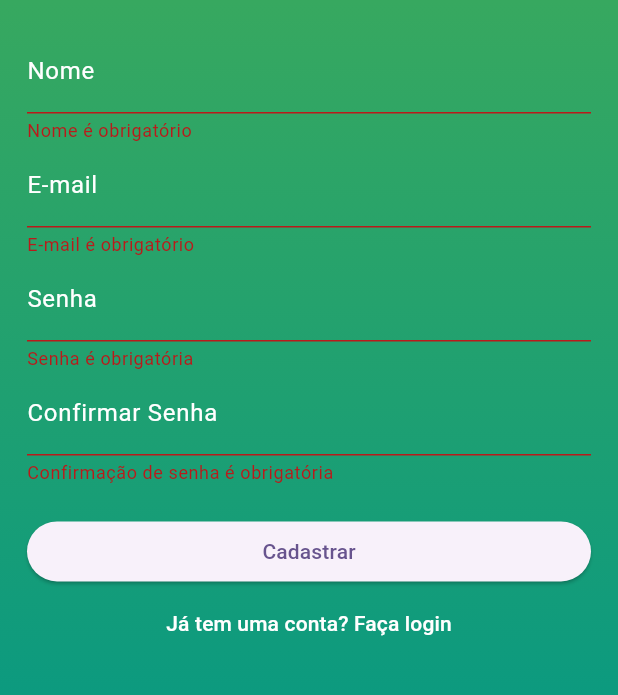
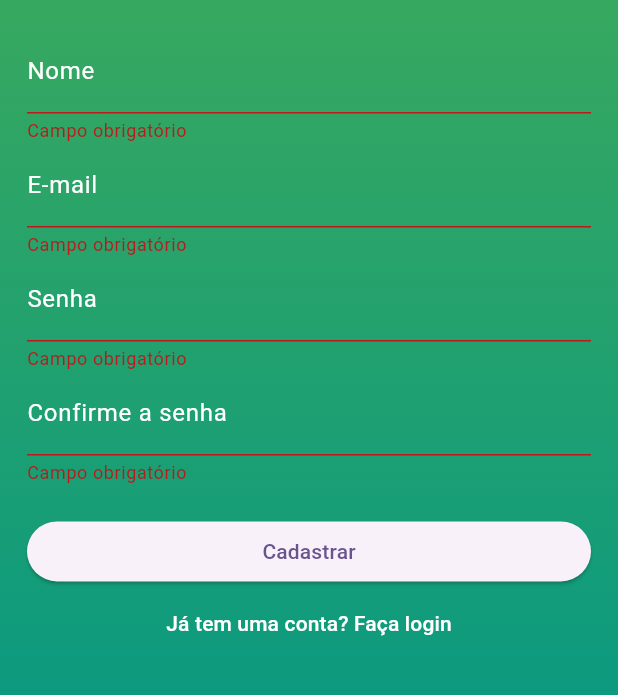
Before and after one commit to vinciuscastro/app-gym-diary, a Flutter app: the screen it shows after launch, after a tap on "Entrar", after a tap on "Ainda não tem uma conta? Cadastre-se", after a tap on "Cadastrar", on a phone screen of 412 x 824 dp, the part 341-1036 px from its top. Run offline on Flutter 3.47's test engine with Material 3 defaults, Android fonts, the light colour scheme and no system bars; our stand-ins replace cloud_firestore, firebase_auth, firebase_core, firebase_storage, image_picker; accounts and stored records are empty; generated files the repository leaves out were written again.

Commit message:
refactor component custom_form

```diff
--- /dev/null
+++ b/lib/components/custom_form_field.dart
@@ -0,0 +1,46 @@
+import 'package:flutter/material.dart';
+
+class CustomFormField extends StatelessWidget {
+  final TextEditingController controller;
+  final String label;
+  final bool isPassword, confirmPassword, isRequired;
+
+  const CustomFormField({
+    super.key,
+    required this.controller,
+    required this.label,
+    this.isPassword = false,
+    this.confirmPassword = false,
+    this.isRequired = true,
+  });
+
+  @override
+  Widget build(BuildContext context) {
+    return TextFormField(
+      controller: controller,
+      validator: (value) {
+        if (!isRequired) return null;
+        if (value == null || value.isEmpty) {
+          return 'Campo obrigatório';
+        } else if (isPassword && value.length < 6) {
+          return 'Senha deve ter no mínimo 6 caracteres';
+        } else if (confirmPassword && value != controller.text) {
+          return 'Senhas não conferem';
+        }
+        return null;
+      },
+      decoration: InputDecoration(
+        labelText: label,
+        labelStyle: const TextStyle(color: Colors.white),
+        focusedBorder: const UnderlineInputBorder(
+          borderSide: BorderSide(color: Colors.white),
+        ),
+        enabledBorder: const UnderlineInputBorder(
+          borderSide: BorderSide(color: Colors.white),
+        ),
+      ),
+      style: const TextStyle(color: Colors.white),
+      obscureText: isPassword,
+    );
+  }
+}
--- a/lib/components/modal/feeling_modal.dart
+++ b/lib/components/modal/feeling_modal.dart
@@ -100,7 +100,7 @@ class _FeelingFormsState extends State<FeelingForms> {
                   }
                 },
                 style: ElevatedButton.styleFrom(
-                  backgroundColor: Colors.grey,
+                  backgroundColor: Colors.grey[800],
                   foregroundColor: Colors.white,
                   fixedSize: const Size(double.infinity, 50),
                   minimumSize: const Size(double.infinity, 50),
--- a/lib/services/feeling_service.dart
+++ b/lib/services/feeling_service.dart
@@ -1,4 +1,3 @@
-import 'package:app_gym_yt/models/exercise.dart';
 import 'package:app_gym_yt/models/feeling.dart';
 import 'package:cloud_firestore/cloud_firestore.dart';
 import 'package:firebase_auth/firebase_auth.dart';
--- a/lib/views/auth_screen.dart
+++ b/lib/views/auth_screen.dart
@@ -1,10 +1,10 @@
+import 'package:app_gym_yt/components/custom_form_field.dart';
 import 'package:app_gym_yt/services/auth_service.dart';
 import 'package:app_gym_yt/components/custom_snackbar.dart';
 import 'package:flutter/material.dart';
 
 class AuthScreen extends StatefulWidget {
   const AuthScreen({super.key});
-
 
   @override
   State<AuthScreen> createState() => _AuthScreenState();
@@ -29,8 +29,7 @@ class _AuthScreenState extends State<AuthScreen> {
               end: Alignment.bottomCenter,
               colors: [Colors.green, Colors.teal],
             ),
-            )
-          ),
+          )),
           Padding(
             padding: const EdgeInsets.all(18.0),
             child: SingleChildScrollView(
@@ -39,127 +38,59 @@ class _AuthScreenState extends State<AuthScreen> {
                 child: Column(
                   crossAxisAlignment: CrossAxisAlignment.stretch,
                   children: [
-                    SizedBox(height: MediaQuery.of(context).size.height * 0.08), // 10% of the screen height
+                    SizedBox(height: MediaQuery.of(context).size.height * 0.08),
                     Image.asset('assets/logo.png', height: 100),
                     const Text("Gym Diary",
                         textAlign: TextAlign.center,
                         style: TextStyle(fontSize: 30, color: Colors.white)),
-
                     const SizedBox(height: 20),
-
                     Visibility(
                       visible: !_isLogin,
-                      child: TextFormField(
-                        validator: (value) {
-                          if (value == null || value.isEmpty) {
-                            return 'Nome é obrigatório';
-                          }
-                          return null;
-                        },
-                        controller: nameController,
-                        decoration: const InputDecoration(
-                          labelText: 'Nome',
-                          labelStyle: TextStyle(color: Colors.white),
-                          focusedBorder: UnderlineInputBorder(
-                            borderSide: BorderSide(color: Colors.white),
+                      child: CustomFormField(
+                          controller: nameController, label: "Nome"),
                     ),
-                          enabledBorder: UnderlineInputBorder(
-                            borderSide: BorderSide(color: Colors.white),
-                          ),
-                        ),
-                        style: const TextStyle(color: Colors.white),
-                      ),
-                    ),
-
-                    TextFormField(
-                      controller: emailController,
-                      validator: (value) {
-                        if (value == null || value.isEmpty) {
-                          return 'E-mail é obrigatório';
-                        }
-                        return null;
-                      },
-                      decoration: const InputDecoration(
-                        labelText: 'E-mail',
-                        labelStyle: TextStyle(color: Colors.white),
-                        focusedBorder: UnderlineInputBorder(
-                          borderSide: BorderSide(color: Colors.white),
-                        ),
-                        enabledBorder: UnderlineInputBorder(
-                          borderSide: BorderSide(color: Colors.white),
-                        ),
-                      ),
-                      style: const TextStyle(color: Colors.white),
-                    ),
-
-                    TextFormField(
+                    CustomFormField(
+                        controller: emailController, label: 'E-mail'),
+                    CustomFormField(
                         controller: passwordController,
-                      validator: (value) {
-                        if (value == null || value.isEmpty) {
-                          return 'Senha é obrigatória';
-                        } else if (value.length < 6) {
-                          return 'Senha deve ter no mínimo 6 caracteres';
-                        }
-                        return null;
-                      },
-                      decoration: const InputDecoration(
-                        labelText: 'Senha',
-                        labelStyle: TextStyle(color: Colors.white),
-                        focusedBorder: UnderlineInputBorder(
-                          borderSide: BorderSide(color: Colors.white),
-                        ),
-                        enabledBorder: UnderlineInputBorder(
-                          borderSide: BorderSide(color: Colors.white),
-                        ),
-                      ),
-                      obscureText: true,
-                      style: const TextStyle(color: Colors.white),
-                    ),
-
+                        label: 'Senha',
+                        isPassword: true),
                     Visibility(
                       visible: !_isLogin,
-                      child: TextFormField(
-                        validator: (value) {
-                          if (value == null || value.isEmpty) {
-                            return 'Confirmação de senha é obrigatória';
-                          } else if (value.length < 6) {
-                            return 'Senha deve ter no mínimo 6 caracteres';
-                          } else if (value != passwordController.text) {
-                            return 'Senhas não conferem';
-                          } return null;
-                        },
-                        decoration: const InputDecoration(
-                          labelText: 'Confirmar Senha',
-                          labelStyle: TextStyle(color: Colors.white),
-                          focusedBorder: UnderlineInputBorder(
-                            borderSide: BorderSide(color: Colors.white),
+                      child: CustomFormField(
+                          controller: passwordController,
+                          label: 'Confirme a senha',
+                          isPassword: true,
+                          confirmPassword: true),
                     ),
-                          enabledBorder: UnderlineInputBorder(
-                            borderSide: BorderSide(color: Colors.white),
-                          ),
-                        ),
-                        obscureText: true,
-                        style: const TextStyle(color: Colors.white),
-                      ),
-                    ),
-
                     const SizedBox(height: 20),
                     ElevatedButton(
                         onPressed: () {
                           if (formKey.currentState!.validate()) {
                             if (_isLogin) {
-                            AuthService().signIn(emailController.text, passwordController.text).then((value) {
+                              AuthService()
+                                  .signIn(emailController.text,
+                                      passwordController.text)
+                                  .then((value) {
                                 if (value != null) {
-                                Navigator.pushReplacementNamed(context, '/home');
+                                  Navigator.pushReplacementNamed(
+                                      context, '/home');
                                 } else {
-                                customSnackBar(context: context, message: 'Usuário ou senha inválidos');
+                                  customSnackBar(
+                                      context: context,
+                                      message: 'Usuário ou senha inválidos');
                                 }
                               });
-
                             } else {
-                            AuthService().register(emailController.text, passwordController.text).then((value) {
+                              AuthService()
+                                  .register(emailController.text,
+                                      passwordController.text)
+                                  .then((value) {
                                 if (value != null) {
-                                customSnackBar(context: context, message: 'Cadastro efetuado com sucesso', error: false);
+                                  customSnackBar(
+                                      context: context,
+                                      message: 'Cadastro efetuado com sucesso',
+                                      error: false);
                                   AuthService().saveUser(nameController.text);
                                   setState(() {
                                     _isLogin = !_isLogin;
@@ -168,24 +99,27 @@ class _AuthScreenState extends State<AuthScreen> {
                                     nameController.clear();
                                   });
                                 } else {
-                                customSnackBar(context: context, message: 'Erro ao fazer cadastro');
+                                  customSnackBar(
+                                      context: context,
+                                      message: 'Erro ao fazer cadastro');
                                 }
                               });
                             }
                           }
                         },
-                      child: Text(_isLogin ? 'Entrar' : 'Cadastrar')
-                    ),
+                        child: Text(_isLogin ? 'Entrar' : 'Cadastrar')),
                     TextButton(
                       onPressed: () {
                         setState(() {
                           _isLogin = !_isLogin;
                         });
                       },
-                      child: Text( _isLogin ? 'Ainda não tem uma conta? Cadastre-se' : 'Já tem uma conta? Faça login',
+                      child: Text(
+                          _isLogin
+                              ? 'Ainda não tem uma conta? Cadastre-se'
+                              : 'Já tem uma conta? Faça login',
                           style: const TextStyle(color: Colors.white)),
                     ),
-
                   ],
                 ),
               ),
--- a/lib/views/exercise_screen.dart
+++ b/lib/views/exercise_screen.dart
@@ -1,7 +1,6 @@
 import 'package:app_gym_yt/components/exercise_image.dart';
 import 'package:app_gym_yt/components/modal/feeling_modal.dart';
 import 'package:app_gym_yt/models/exercise.dart';
-import 'package:app_gym_yt/services/auth_service.dart';
 import 'package:app_gym_yt/services/feeling_service.dart';
 import 'package:flutter/material.dart';
 import 'package:intl/intl.dart';
```
Also changed, not shown: lib/components/modal/home_modal.dart (+26 -39 lines), lib/data/dummy_data.dart (deleted, +0 -58 lines), lib/components/modal/image_modal.dart (deleted). Lines whose indentation alone changed are shown as unchanged.
